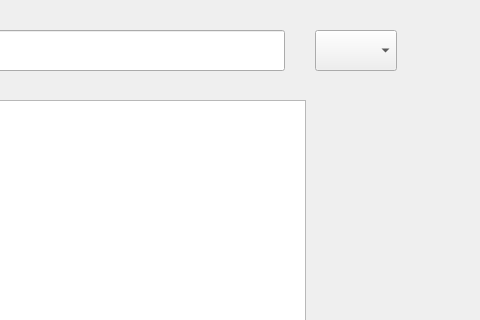
First picture: the form in Sqlite_DB/emergency.ui, repository AnishBharati/Qt-HMS, before the edit; both pictures show x 585 to 1065 and y 0 to 320 of the 1065 by 664 pixel window.
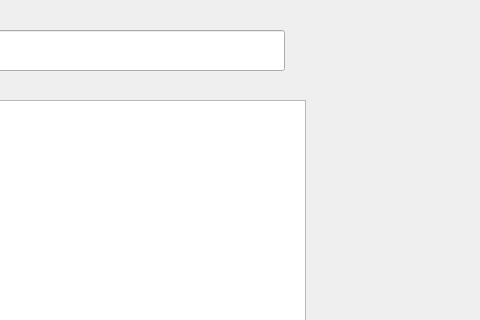
Second picture: the form after the edit. Icons and pictures are not drawn.

What changed in the file:
```diff
--- a/Sqlite_DB/emergency.ui
+++ b/Sqlite_DB/emergency.ui
@@ -46,21 +46,6 @@
     </font>
    </property>
   </widget>
-  <widget class="QComboBox" name="cbColumnas">
-   <property name="geometry">
-    <rect>
-     <x>900</x>
-     <y>30</y>
-     <width>82</width>
-     <height>41</height>
-    </rect>
-   </property>
-   <property name="font">
-    <font>
-     <pointsize>12</pointsize>
-    </font>
-   </property>
-  </widget>
   <widget class="QLineEdit" name="lineEdit">
    <property name="geometry">
     <rect>
```
